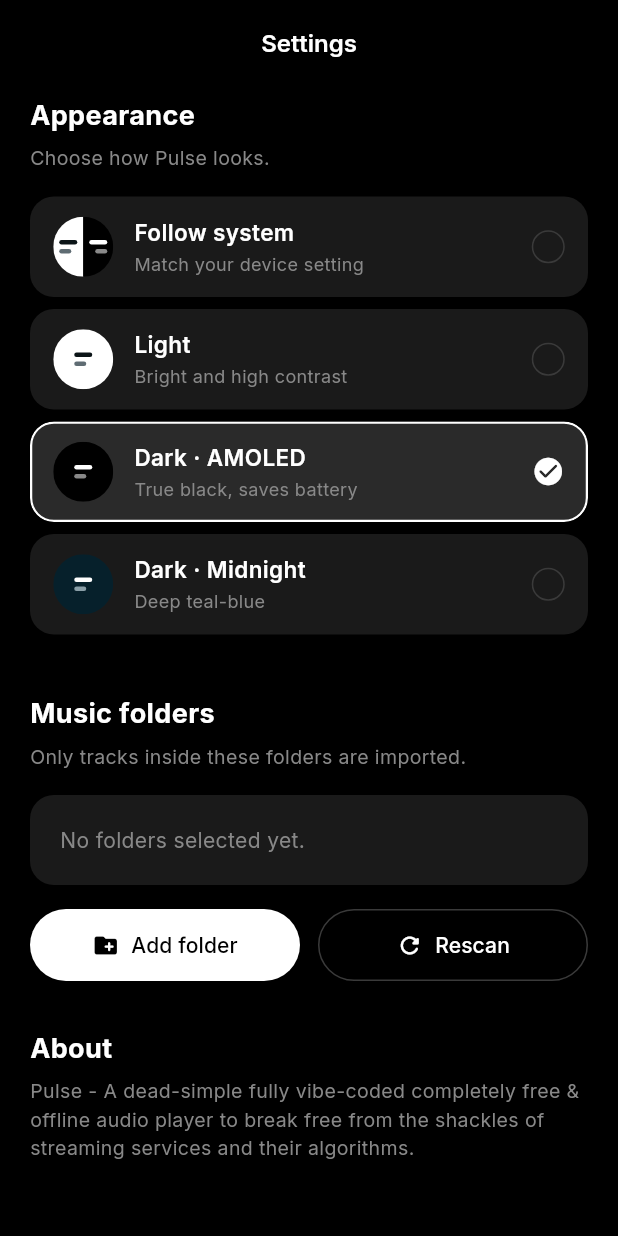
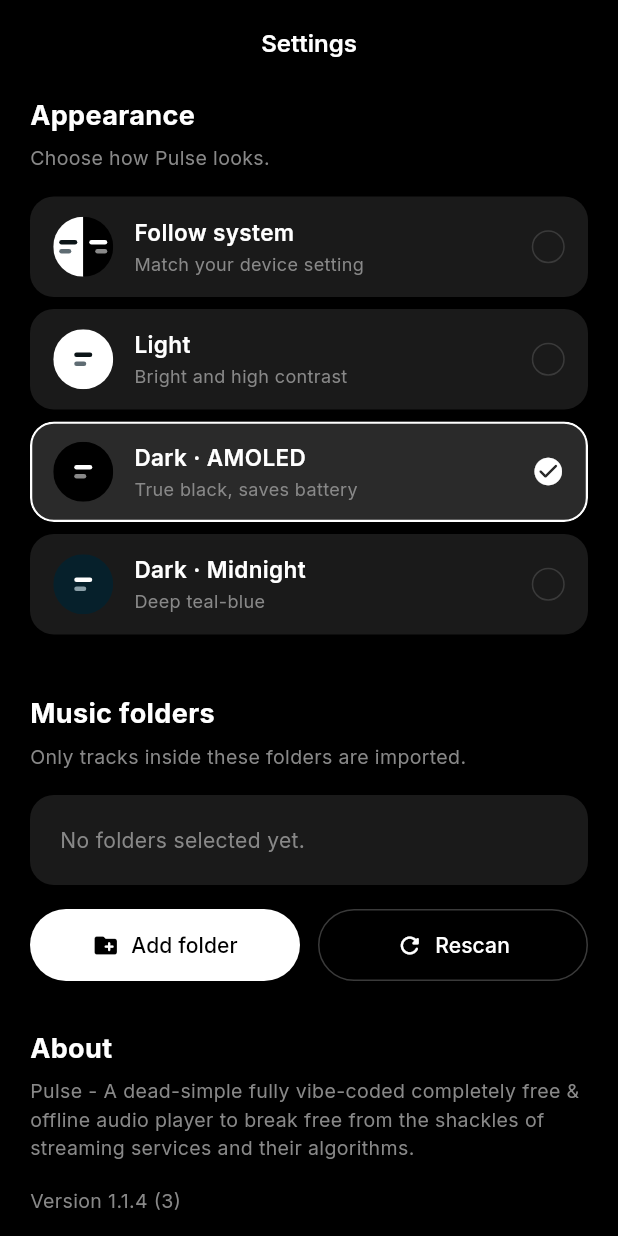
Before and after one commit to mrsanta79/pulse-audio-player, a Flutter app: the SettingsScreen screen opened by its route, on a phone screen of 412 x 824 dp. Run offline on Flutter 3.47's test engine with Material 3 defaults, Android fonts, the phone set to English and light mode, and no system bars; our stand-ins replace audio_service, drift, file_picker, flutter_riverpod, go_router, google_fonts and 4 more; missing offline and left inert: media_metadata; accounts and stored records are empty; generated files the repository leaves out were written again.

Commit message:
fix: stabilize Android build and show app version
Upgrade Android Gradle and AGP compatibility, replace the metadata plugin that conflicts with AGP 9, display the app version in Settings, and bump the fix release to 1.1.4+3.

Co-authored-by: Copilot <223556219+Copilot@users.noreply.github.com>

```diff
--- a/lib/features/settings/settings_screen.dart
+++ b/lib/features/settings/settings_screen.dart
@@ -23,6 +23,14 @@ class SettingsScreen extends ConsumerStatefulWidget {
 class _SettingsScreenState extends ConsumerState<SettingsScreen> {
   bool _scanning = false;
   ScanProgress? _progress;
+  static const _appVersion = String.fromEnvironment(
+    'FLUTTER_BUILD_NAME',
+    defaultValue: '1.1.4',
+  );
+  static const _appBuildNumber = String.fromEnvironment(
+    'FLUTTER_BUILD_NUMBER',
+    defaultValue: '3',
+  );
 
   Future<bool> _ensurePermission() async {
     // Reading arbitrary folders by filesystem path on Android 11+ requires
@@ -133,10 +141,14 @@ class _SettingsScreenState extends ConsumerState<SettingsScreen> {
           ),
           if (_scanning) ScanProgressBar(progress: _progress),
           const SizedBox(height: 32),
-          const SettingsSection(
+          SettingsSection(
             title: 'About',
             description:
                 'Pulse - A dead-simple fully vibe-coded completely free & offline audio player to break free from the shackles of streaming services and their algorithms.',
+            child: Text(
+              'Version $_appVersion ($_appBuildNumber)',
+              style: TextStyle(color: palette.textSecondary, fontSize: 13),
+            ),
           ),
         ],
       ),
```
Also changed, not shown: lib/data/services/metadata_service.dart (+17 -26 lines), pubspec.yaml (+3 -4 lines), pubspec.lock, 5 other files.
